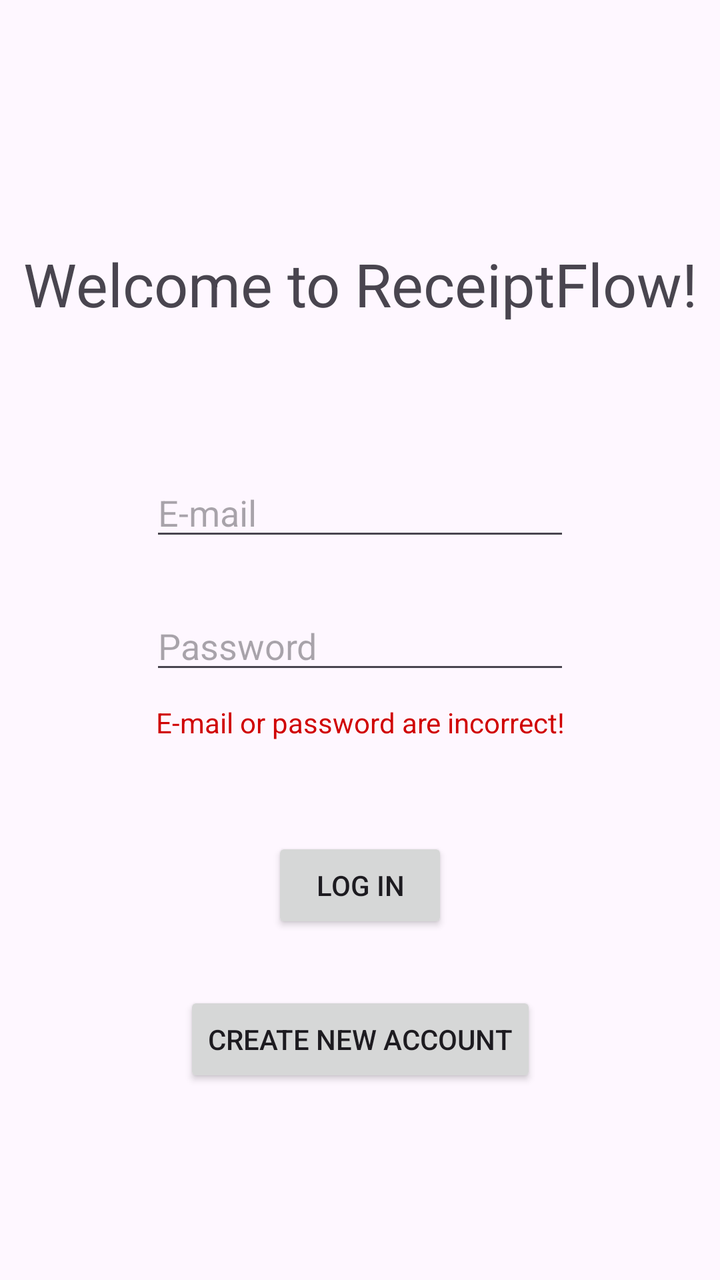
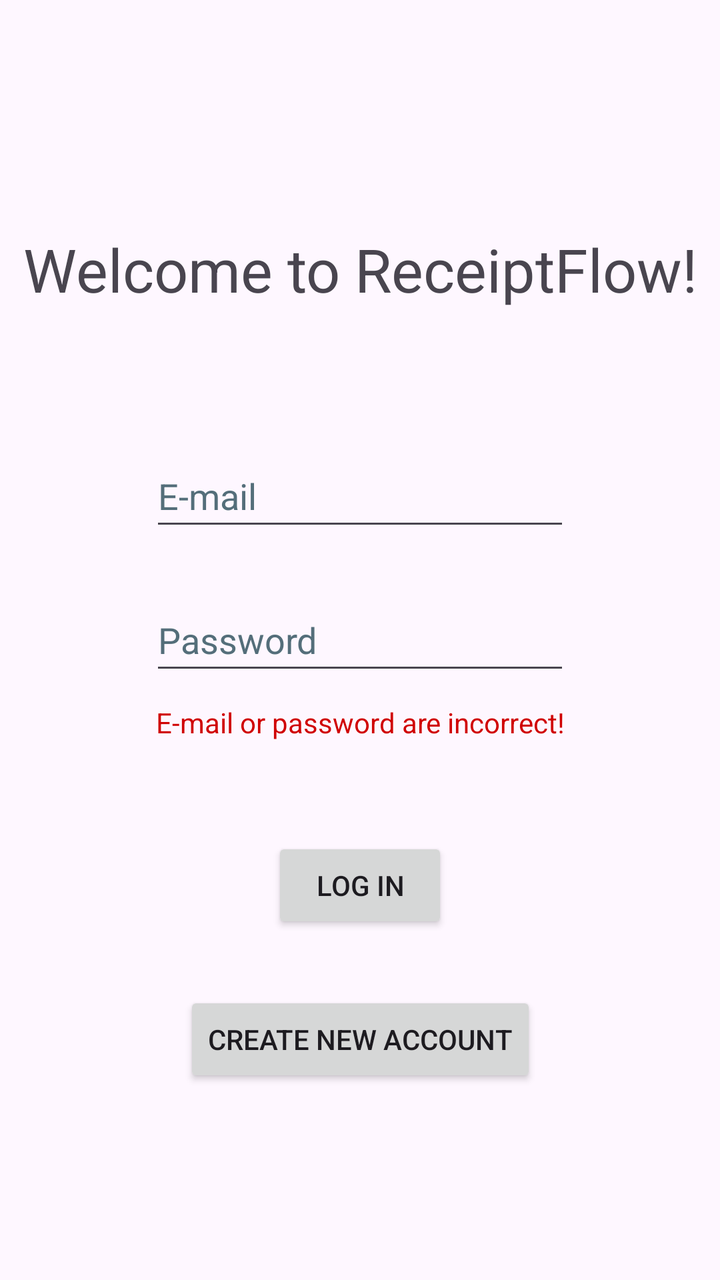

Two renders of the same Android screen: before a commit and after it. Below are the layout's source before the change and the commit's diff.
<!-- AndroidManifest.xml: application theme Theme.ReceiptFlow -->
<!-- res/layout/activity_main.xml -->
<?xml version="1.0" encoding="utf-8"?>
<androidx.constraintlayout.widget.ConstraintLayout xmlns:android="http://schemas.android.com/apk/res/android"
    xmlns:app="http://schemas.android.com/apk/res-auto"
    xmlns:tools="http://schemas.android.com/tools"
    android:id="@+id/main"
    android:layout_width="match_parent"
    android:layout_height="match_parent"
    tools:context=".MainActivity">

    <com.google.android.material.textview.MaterialTextView
        android:layout_width="wrap_content"
        android:layout_height="wrap_content"
        android:text="@string/welcome"
        android:textSize="30sp"
        app:layout_constraintBottom_toTopOf="@+id/editTextTextEmailAddress"
        app:layout_constraintEnd_toEndOf="parent"
        app:layout_constraintHorizontal_bias="0.5"
        app:layout_constraintStart_toStartOf="parent"
        app:layout_constraintTop_toTopOf="parent"
        app:layout_constraintVertical_bias="0.628" />

    <androidx.appcompat.widget.AppCompatEditText
        android:id="@+id/editTextTextEmailAddress"
        android:layout_width="wrap_content"
        android:layout_height="wrap_content"
        android:ems="10"
        android:hint="@string/e_mail"
        android:inputType="textEmailAddress"
        app:layout_constraintBottom_toTopOf="@+id/editTextTextPassword"
        app:layout_constraintEnd_toEndOf="parent"
        app:layout_constraintHorizontal_bias="0.5"
        app:layout_constraintStart_toStartOf="parent"
        app:layout_constraintTop_toTopOf="parent"
        app:layout_constraintVertical_bias="0.902" />

    <androidx.appcompat.widget.AppCompatEditText
        android:id="@+id/editTextTextPassword"
        android:layout_width="wrap_content"
        android:layout_height="wrap_content"
        android:ems="10"
        android:hint="@string/password"
        android:inputType="textPassword"
        app:layout_constraintBottom_toTopOf="@+id/textView"
        app:layout_constraintEnd_toEndOf="parent"
        app:layout_constraintHorizontal_bias="0.5"
        app:layout_constraintStart_toStartOf="parent"
        app:layout_constraintTop_toTopOf="parent"
        app:layout_constraintVertical_bias="0.969" />

    <androidx.appcompat.widget.AppCompatButton
        android:id="@+id/button"
        android:layout_width="wrap_content"
        android:layout_height="wrap_content"
        android:text="@string/log_in"
        app:layout_constraintBottom_toTopOf="@+id/button2"
        app:layout_constraintEnd_toEndOf="parent"
        app:layout_constraintHorizontal_bias="0.5"
        app:layout_constraintStart_toStartOf="parent"
        app:layout_constraintTop_toTopOf="parent"
        app:layout_constraintVertical_bias="0.935" />

    <androidx.appcompat.widget.AppCompatButton
        android:id="@+id/button2"
        android:layout_width="wrap_content"
        android:layout_height="wrap_content"
        android:text="@string/create_new_account"
        app:layout_constraintBottom_toBottomOf="parent"
        app:layout_constraintEnd_toEndOf="parent"
        app:layout_constraintStart_toStartOf="parent"
        app:layout_constraintTop_toTopOf="parent"
        app:layout_constraintVertical_bias="0.837" />

    <com.google.android.material.textview.MaterialTextView
        android:id="@+id/textView"
        android:layout_width="wrap_content"
        android:layout_height="wrap_content"
        android:text="@string/e_mail_or_password_are_incorrect"
        android:textColor="@color/warning"
        app:layout_constraintBottom_toTopOf="@+id/button"
        app:layout_constraintEnd_toEndOf="parent"
        app:layout_constraintHorizontal_bias="0.5"
        app:layout_constraintStart_toStartOf="parent"
        app:layout_constraintTop_toTopOf="parent"
        app:layout_constraintVertical_bias="0.88" />

</androidx.constraintlayout.widget.ConstraintLayout>
<!-- resources referenced by this layout -->
<resources>
  <color name="warning">#D00303</color>
  <string name="create_new_account">Create new account</string>
  <string name="e_mail">E-mail</string>
  <string name="e_mail_or_password_are_incorrect">E-mail or password are incorrect!</string>
  <string name="log_in">Log in</string>
  <string name="password">Password</string>
  <string name="welcome">Welcome to ReceiptFlow!</string>
  <style name="Theme.ReceiptFlow" parent="Base.Theme.ReceiptFlow" />
  <style name="Base.Theme.ReceiptFlow" parent="Theme.Material3.DayNight.NoActionBar">
          
          
      </style>
</resources>

<!-- the commit's change to res/layout/activity_main.xml (unified diff, before → after) -->
@@ -12,7 +12,7 @@
         android:layout_height="wrap_content"
         android:text="@string/welcome"
         android:textSize="30sp"
-        app:layout_constraintBottom_toTopOf="@+id/editTextTextEmailAddress"
+        app:layout_constraintBottom_toTopOf="@+id/editTextEmailAddress"
         app:layout_constraintEnd_toEndOf="parent"
         app:layout_constraintHorizontal_bias="0.5"
         app:layout_constraintStart_toStartOf="parent"
@@ -20,13 +20,15 @@
         app:layout_constraintVertical_bias="0.628" />
 
     <androidx.appcompat.widget.AppCompatEditText
-        android:id="@+id/editTextTextEmailAddress"
+        android:id="@+id/editTextEmailAddress"
         android:layout_width="wrap_content"
         android:layout_height="wrap_content"
         android:ems="10"
         android:hint="@string/e_mail"
+        android:textColorHint="@color/hintColor"
         android:inputType="textEmailAddress"
-        app:layout_constraintBottom_toTopOf="@+id/editTextTextPassword"
+        android:minHeight="@dimen/editTextHeight"
+        app:layout_constraintBottom_toTopOf="@+id/editTextPassword"
         app:layout_constraintEnd_toEndOf="parent"
         app:layout_constraintHorizontal_bias="0.5"
         app:layout_constraintStart_toStartOf="parent"
@@ -34,12 +36,14 @@
         app:layout_constraintVertical_bias="0.902" />
 
     <androidx.appcompat.widget.AppCompatEditText
-        android:id="@+id/editTextTextPassword"
+        android:id="@+id/editTextPassword"
         android:layout_width="wrap_content"
         android:layout_height="wrap_content"
         android:ems="10"
         android:hint="@string/password"
+        android:textColorHint="@color/hintColor"
         android:inputType="textPassword"
+        android:minHeight="@dimen/editTextHeight"
         app:layout_constraintBottom_toTopOf="@+id/textView"
         app:layout_constraintEnd_toEndOf="parent"
         app:layout_constraintHorizontal_bias="0.5"
<!-- resource entries referenced after the edit -->
@@ -1,6 +1,8 @@
 <!-- resources referenced by this layout -->
 <resources>
+  <color name="hintColor">#546E7A</color>
   <color name="warning">#D00303</color>
+  <dimen name="editTextHeight">48dp</dimen>
   <string name="create_new_account">Create new account</string>
   <string name="e_mail">E-mail</string>
   <string name="e_mail_or_password_are_incorrect">E-mail or password are incorrect!</string>
